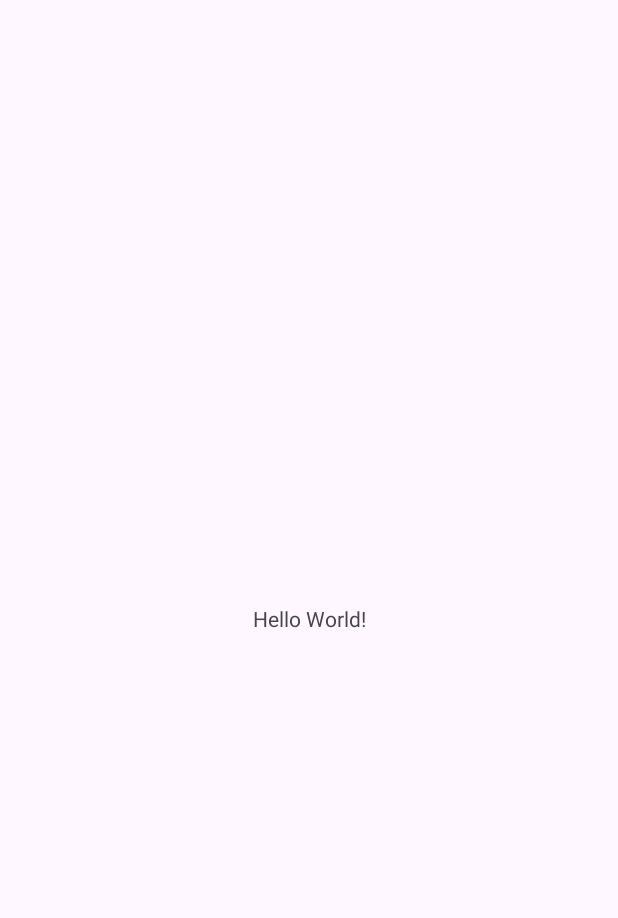
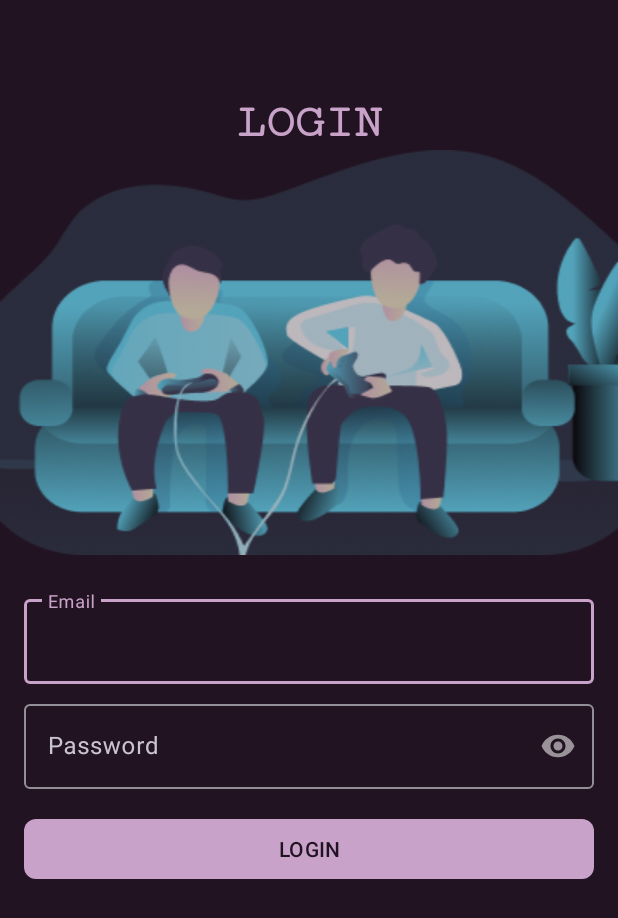
Before and after one commit to RizkiPram/MovieApp, an Android app: the screen it shows after launch (MainActivity before the commit, LoginActivity after it), on a phone screen of 412 x 824 dp. Before the commit the part shown is almost empty. Shown: the top 918 px of the screen. Run offline under Robolectric (Android 15) with nearby library versions, the phone set to English and light mode, and no system bars.

```diff
--- a/app/build.gradle.kts
+++ b/app/build.gradle.kts
@@ -34,6 +34,9 @@ android {
     kotlinOptions {
         jvmTarget = "1.8"
     }
+    viewBinding {
+        enable=true
+    }
 }
 
 dependencies {
--- a/app/src/main/java/com/example/movieapp/MainActivity.kt
+++ /dev/null
@@ -1,11 +0,0 @@
-package com.example.movieapp
-
-import androidx.appcompat.app.AppCompatActivity
-import android.os.Bundle
-
-class MainActivity : AppCompatActivity() {
-    override fun onCreate(savedInstanceState: Bundle?) {
-        super.onCreate(savedInstanceState)
-        setContentView(R.layout.activity_main)
-    }
-}
--- /dev/null
+++ b/app/src/main/java/com/example/movieapp/ui/LoginActivity.kt
@@ -0,0 +1,18 @@
+package com.example.movieapp.ui
+
+import android.content.Intent
+import androidx.appcompat.app.AppCompatActivity
+import android.os.Bundle
+import com.example.movieapp.databinding.ActivityLoginBinding
+
+class LoginActivity : AppCompatActivity() {
+    private lateinit var binding:ActivityLoginBinding
+    override fun onCreate(savedInstanceState: Bundle?) {
+        super.onCreate(savedInstanceState)
+        binding= ActivityLoginBinding.inflate(layoutInflater)
+        setContentView(binding.root)
+        binding.btnLogin.setOnClickListener {
+            startActivity(Intent(this, MainActivity::class.java))
+        }
+    }
+}
--- /dev/null
+++ b/app/src/main/res/layout/activity_login.xml
@@ -0,0 +1,80 @@
+<?xml version="1.0" encoding="utf-8"?>
+<androidx.constraintlayout.widget.ConstraintLayout xmlns:android="http://schemas.android.com/apk/res/android"
+    xmlns:app="http://schemas.android.com/apk/res-auto"
+    xmlns:tools="http://schemas.android.com/tools"
+    android:layout_width="match_parent"
+    android:layout_height="match_parent"
+    android:background="@color/black_purple"
+    tools:context=".ui.LoginActivity">
+
+    <TextView
+        android:id="@+id/labelLogin"
+        android:layout_width="0dp"
+        android:layout_height="wrap_content"
+        android:layout_marginHorizontal="16dp"
+        android:layout_marginTop="64dp"
+        android:fontFamily="serif-monospace"
+        android:text="Login"
+        android:textAlignment="center"
+        android:textAllCaps="true"
+        android:textAppearance="@style/TextAppearance.AppCompat.Large"
+        android:textColor="@color/purple_primary"
+        android:textSize="32sp"
+        android:textStyle="bold"
+        app:layout_constraintEnd_toEndOf="parent"
+        app:layout_constraintStart_toStartOf="parent"
+        app:layout_constraintTop_toTopOf="parent" />
+    <ImageView
+        android:id="@+id/imgLogin"
+        android:layout_width="0dp"
+        android:layout_height="wrap_content"
+        android:src="@drawable/games_time"
+        android:alpha="0.7"
+        android:scaleType="fitXY"
+        app:layout_constraintStart_toStartOf="parent"
+        app:layout_constraintEnd_toEndOf="parent"
+        app:layout_constraintTop_toBottomOf="@+id/labelLogin"/>
+    <com.google.android.material.textfield.TextInputLayout
+        android:id="@+id/layoutEmail"
+        android:layout_width="0dp"
+        android:layout_height="wrap_content"
+        android:layout_marginTop="24dp"
+        android:layout_marginHorizontal="16dp"
+        android:hint="Email"
+        app:layout_constraintStart_toStartOf="parent"
+        app:layout_constraintEnd_toEndOf="parent"
+        app:layout_constraintTop_toBottomOf="@+id/imgLogin">
+        <com.google.android.material.textfield.TextInputEditText
+            android:id="@+id/etEmail"
+            android:layout_width="match_parent"
+            android:layout_height="wrap_content"/>
+    </com.google.android.material.textfield.TextInputLayout>
+    <com.google.android.material.textfield.TextInputLayout
+        android:id="@+id/layoutPassword"
+        android:layout_width="0dp"
+        android:layout_height="wrap_content"
+        android:layout_marginTop="8dp"
+        android:layout_marginHorizontal="16dp"
+        app:passwordToggleEnabled="true"
+        android:hint="Password"
+        app:layout_constraintStart_toStartOf="parent"
+        app:layout_constraintEnd_toEndOf="parent"
+        app:layout_constraintTop_toBottomOf="@id/layoutEmail">
+        <com.google.android.material.textfield.TextInputEditText
+            android:layout_width="match_parent"
+            android:layout_height="wrap_content"
+            android:inputType="textPassword"/>
+    </com.google.android.material.textfield.TextInputLayout>
+    <com.google.android.material.button.MaterialButton
+        android:id="@+id/btnLogin"
+        android:layout_width="0dp"
+        android:layout_height="wrap_content"
+        android:layout_margin="16dp"
+        app:cornerRadius="8dp"
+        android:textAllCaps="true"
+        android:text="Login"
+        android:textColor="@color/black_purple"
+        app:layout_constraintStart_toStartOf="parent"
+        app:layout_constraintEnd_toEndOf="parent"
+        app:layout_constraintTop_toBottomOf="@id/layoutPassword" />
+</androidx.constraintlayout.widget.ConstraintLayout>
--- /dev/null
+++ b/app/src/main/res/layout/item_upcoming_movie.xml
@@ -0,0 +1,6 @@
+<?xml version="1.0" encoding="utf-8"?>
+<androidx.constraintlayout.widget.ConstraintLayout xmlns:android="http://schemas.android.com/apk/res/android"
+             android:layout_width="match_parent"
+             android:layout_height="match_parent">
+
+</androidx.constraintlayout.widget.ConstraintLayout>
--- a/app/src/main/res/values/colors.xml
+++ b/app/src/main/res/values/colors.xml
@@ -2,4 +2,11 @@
 <resources>
     <color name="black">#FF000000</color>
     <color name="white">#FFFFFFFF</color>
+    <color name="purple_primary">#C8A2C8</color>
+    <color name="purple_secondary">#D3A6CD</color>
+    <color name="red_pastel">#F086A3</color>
+    <color name="black_purple">#211321</color>
+    <color name="green">#32C72C</color>
+    <color name="red_alert">#C72C2C</color>
+    <color name="yellow">#C7AE2C</color>
 </resources>
--- a/app/src/main/res/values/strings.xml
+++ b/app/src/main/res/values/strings.xml
@@ -1,3 +1,4 @@
 <resources>
     <string name="app_name">MovieApp</string>
+    <string name="imgmovie">imgMovie</string>
 </resources>
--- a/app/src/main/res/values/themes.xml
+++ b/app/src/main/res/values/themes.xml
@@ -1,8 +1,9 @@
 <resources xmlns:tools="http://schemas.android.com/tools">
     <!-- Base application theme. -->
-    <style name="Base.Theme.MovieApp" parent="Theme.Material3.DayNight.NoActionBar">
+    <style name="Base.Theme.MovieApp" parent="Theme.Material3.Dark.NoActionBar">
         <!-- Customize your light theme here. -->
-        <!-- <item name="colorPrimary">@color/my_light_primary</item> -->
+         <item name="colorPrimary">@color/purple_primary</item>
+        <item name="android:textColor">@color/purple_primary</item>
     </style>
 
     <style name="Theme.MovieApp" parent="Base.Theme.MovieApp" />
```
Also changed, not shown: app/src/main/AndroidManifest.xml (+6 -2 lines), app/src/main/java/com/example/movieapp/MovieResponse.kt (added, +75 -0 lines), app/src/main/java/com/example/movieapp/ui/MainActivity.kt (added, +14 -0 lines), app/src/main/res/drawable/bg_rate_movie.xml (added, +8 -0 lines), app/src/main/res/layout/activity_main.xml (+27 -13 lines), app/src/main/res/layout/item_now_playing_movie.xml (added, +66 -0 lines), app/src/main/res/drawable/games_time.png (added).
